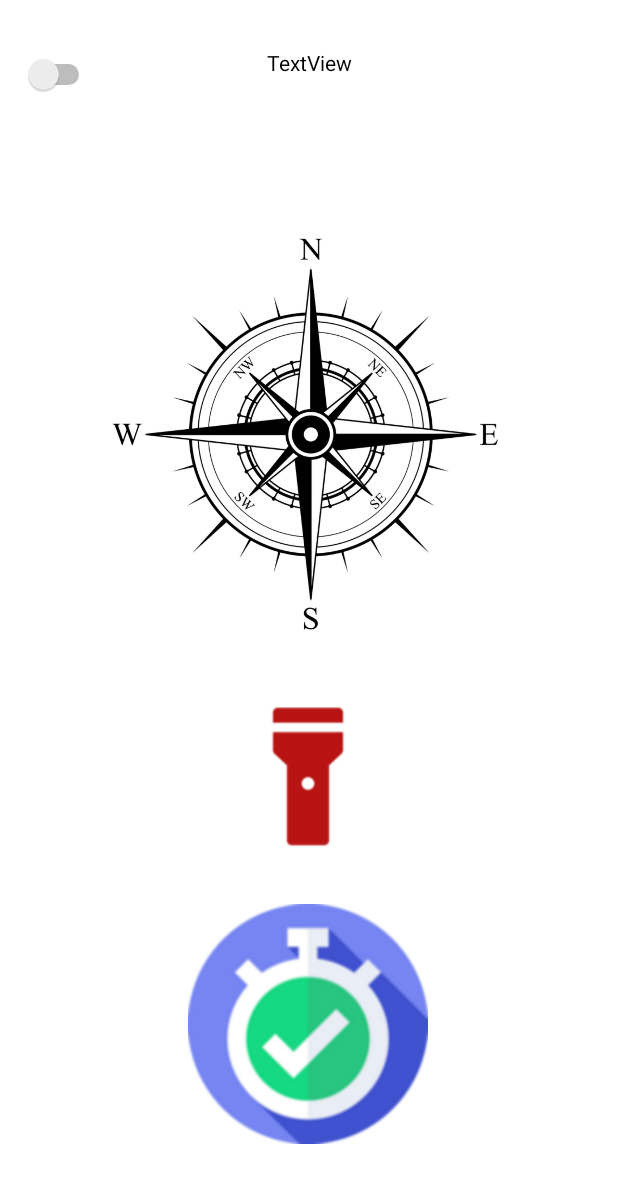
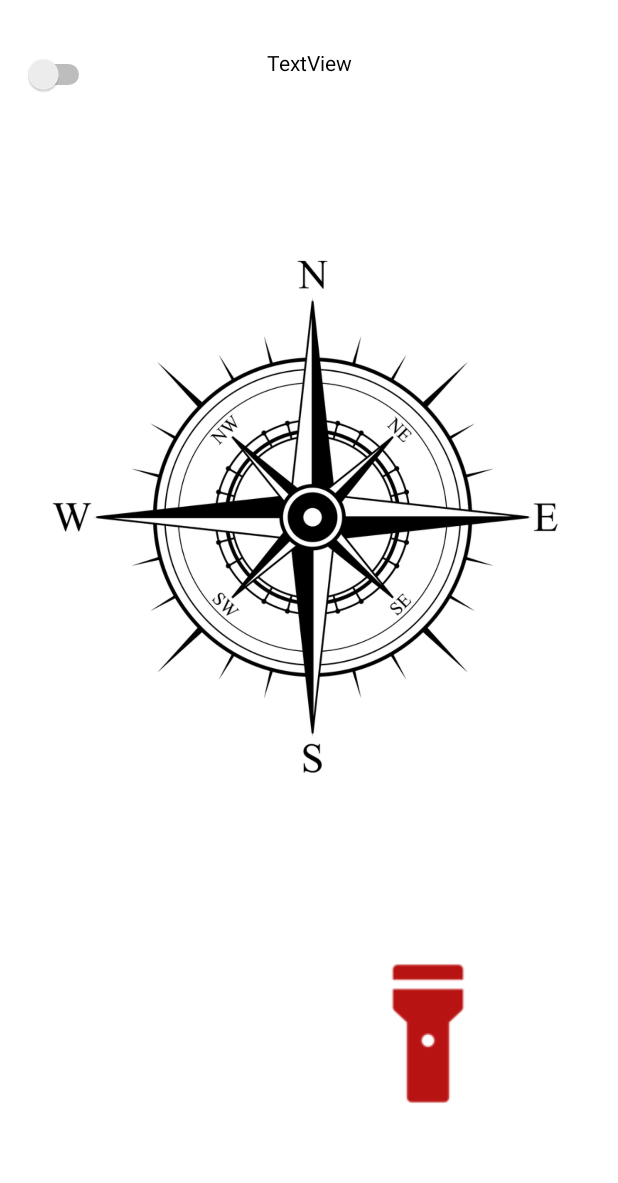
Before and after one commit to kk11218/Aplikacja-Survivalowa, an Android app: the screen it shows after launch (MainActivity), on a phone screen of 412 x 824 dp. Shown: the top 1183 px of the screen. Run offline under Robolectric (Android 15) with nearby library versions, the phone set to English and light mode, and no system bars.

Commit message:
Zmiany grafiki

```diff
--- a/app/src/main/res/layout/activity_main.xml
+++ b/app/src/main/res/layout/activity_main.xml
@@ -8,40 +8,26 @@
     tools:context=".MainActivity">
 
     <ImageButton
-        android:id="@+id/imageButton19"
+        android:id="@+id/imageButton"
         android:layout_width="wrap_content"
         android:layout_height="wrap_content"
+        android:layout_marginBottom="68dp"
         android:backgroundTint="#00FFFFFF"
         app:layout_constraintBottom_toBottomOf="parent"
         app:layout_constraintEnd_toEndOf="parent"
-        app:layout_constraintHorizontal_bias="0.497"
-        app:layout_constraintStart_toStartOf="parent"
-        app:layout_constraintTop_toTopOf="parent"
-        app:layout_constraintVertical_bias="0.92"
-        app:srcCompat="@drawable/tt" />
-
-    <ImageButton
-        android:id="@+id/imageButton"
-        android:layout_width="wrap_content"
-        android:layout_height="wrap_content"
-        android:layout_marginBottom="8dp"
-        android:backgroundTint="#00FFFFFF"
-        app:layout_constraintBottom_toTopOf="@+id/imageButton19"
-        app:layout_constraintEnd_toEndOf="parent"
-        app:layout_constraintHorizontal_bias="0.497"
+        app:layout_constraintHorizontal_bias="0.821"
         app:layout_constraintStart_toStartOf="parent"
         app:srcCompat="@drawable/off" />
 
     <ImageView
         android:id="@+id/imageView"
-        android:layout_width="278dp"
-        android:layout_height="271dp"
+        android:layout_width="355dp"
+        android:layout_height="361dp"
         app:layout_constraintBottom_toTopOf="@+id/imageButton"
         app:layout_constraintEnd_toEndOf="parent"
-        app:layout_constraintHorizontal_bias="0.496"
         app:layout_constraintStart_toStartOf="parent"
         app:layout_constraintTop_toBottomOf="@+id/textView"
-        app:layout_constraintVertical_bias="1.0"
+        app:layout_constraintVertical_bias="0.611"
         app:srcCompat="@drawable/compass1" />
 
     <TextView
```
Also changed, not shown: app/src/main/res/drawable/gps__1_.png (deleted), app/src/main/res/drawable/map__1_.png (deleted), app/src/main/res/drawable/map__1___1_.png (deleted), app/src/main/res/drawable/timer.png (deleted), app/src/main/res/drawable/tt.png (deleted).
